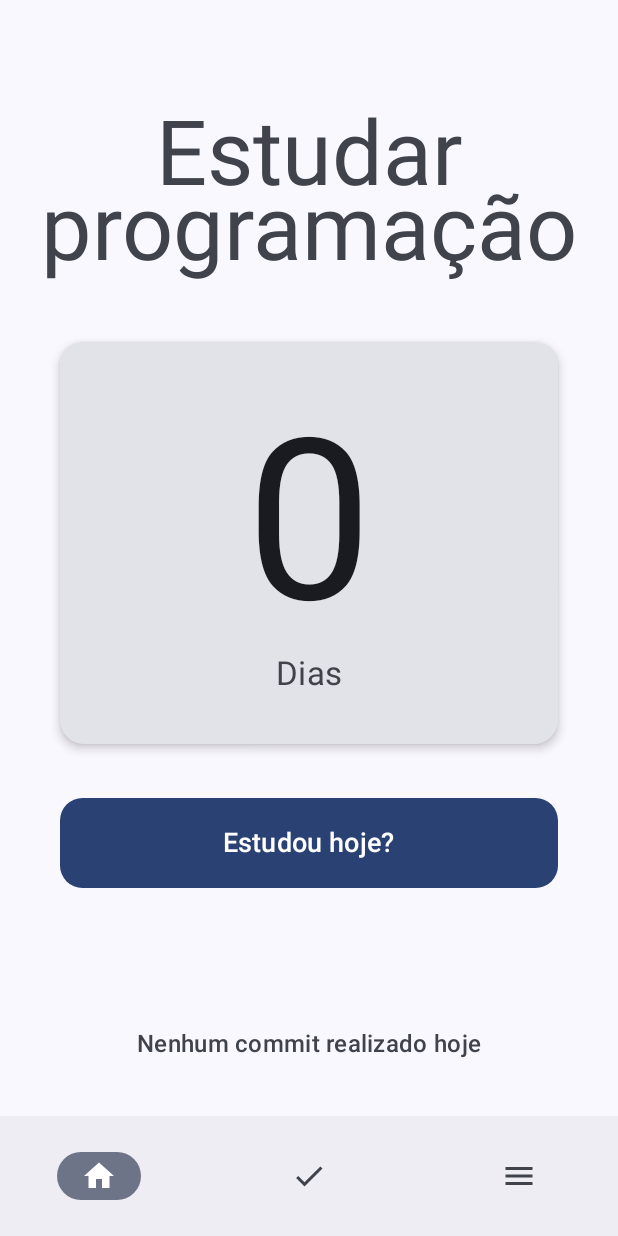
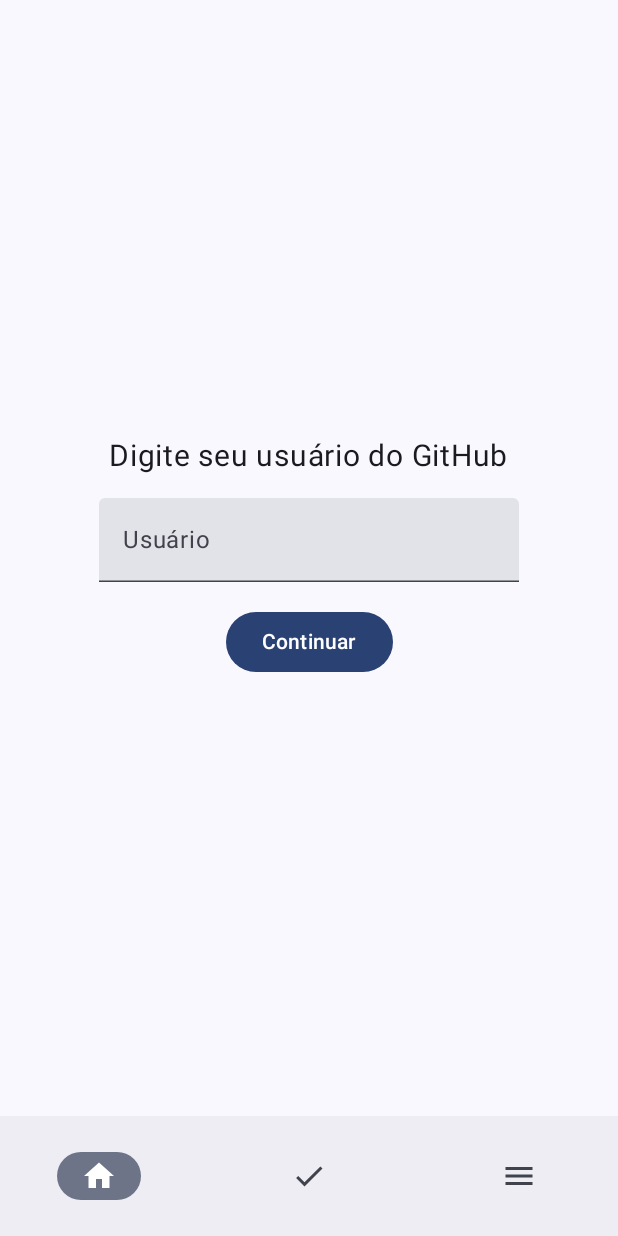
Before and after one commit to thiago-desenv/DayUp, an Android app built with Jetpack Compose: the screen it shows after launch (MainActivity), on a phone screen of 412 x 824 dp. Run offline under Robolectric (Android 15) with nearby library versions, the phone set to English and light mode, and no system bars; libraries missing offline, so code that uses them is left out: com.jakewharton.threetenabp; 1 statement that could not run was skipped.

Commit message:
Criado tela de inserção do usuário do github

```diff
--- a/app/src/main/java/com/example/dayup/data/AppPreferences.kt
+++ b/app/src/main/java/com/example/dayup/data/AppPreferences.kt
@@ -17,6 +17,7 @@
         private val THEME_KEY = booleanPreferencesKey("dar_theme")
         private val COUNTER_KEY = intPreferencesKey("counter")
         private val LAST_COMMIT_DATE_KEY = stringPreferencesKey("last_commit_date")
+        private val USERNAME_KEY = stringPreferencesKey("username")
     }
 
     suspend fun saveTheme(isDarkMode: Boolean) {
@@ -54,4 +55,16 @@
             preferences[LAST_COMMIT_DATE_KEY]?.let { LocalDate.parse(it) }
         }
     }
+
+    suspend fun saveUsername(username: String) {
+        context.dataStore.edit { preferences ->
+            preferences[USERNAME_KEY] = username
+        }
+    }
+
+    fun getUsername(): Flow<String> {
+        return context.dataStore.data.map { preferences ->
+            preferences[USERNAME_KEY] ?: ""
+        }
+    }
 }
--- a/app/src/main/java/com/example/dayup/ui/DayUpApp.kt
+++ b/app/src/main/java/com/example/dayup/ui/DayUpApp.kt
@@ -48,13 +48,24 @@
                     )
                 }
             ) { innerPadding ->
+                val username = viewModel.username.collectAsState().value
+                if(username.isBlank()) {
+                    UsernameScreen(
+                        modifier = Modifier.padding(innerPadding),
+                        onSaveUsername = { newUsername ->
+                            viewModel.setUsername(newUsername)
+                        }
+                    )
+                } else {
                     CounterScreen(
                         modifier = Modifier.padding(innerPadding),
                         taskTitle = viewModel.taskTitle.value,
                         count = count,
                         hasCommitToday = viewModel.hasCommitToday.value,
                         onCheckCommit = {
-                        viewModel.tryIncrementIfCommit("thiago-desenv") {
+                            val username = viewModel.username.value
+                            if(username.isNotBlank()) {
+                                viewModel.tryIncrementIfCommit(username) {
                                     scope.launch {
                                         if (snackbarHostState.currentSnackbarData == null) {
                                             snackbarHostState.showSnackbar("A verificação já foi realizada hoje")
@@ -62,7 +73,9 @@
                                     }
                                 }
                             }
+                        }
                     )
+                }
             }
         }
     }
--- /dev/null
+++ b/app/src/main/java/com/example/dayup/ui/UsernameScreen.kt
@@ -0,0 +1,49 @@
+package com.example.dayup.ui
+
+import androidx.compose.foundation.layout.Arrangement
+import androidx.compose.foundation.layout.Column
+import androidx.compose.foundation.layout.Spacer
+import androidx.compose.foundation.layout.fillMaxSize
+import androidx.compose.foundation.layout.height
+import androidx.compose.foundation.layout.padding
+import androidx.compose.material3.Button
+import androidx.compose.material3.Text
+import androidx.compose.material3.TextField
+import androidx.compose.runtime.Composable
+import androidx.compose.runtime.getValue
+import androidx.compose.runtime.mutableStateOf
+import androidx.compose.runtime.remember
+import androidx.compose.runtime.setValue
+import androidx.compose.ui.Alignment
+import androidx.compose.ui.Modifier
+import androidx.compose.ui.unit.dp
+import androidx.compose.ui.unit.sp
+
+@Composable
+fun UsernameScreen(modifier: Modifier, onSaveUsername: (String) -> Unit) {
+    var input by remember { mutableStateOf("") }
+
+    Column(
+        modifier = modifier
+            .fillMaxSize()
+            .padding(24.dp),
+        verticalArrangement = Arrangement.Center,
+        horizontalAlignment = Alignment.CenterHorizontally
+    ) {
+        Text("Digite seu usuário do GitHub", fontSize = 20.sp)
+        Spacer(modifier = Modifier.height(16.dp))
+        TextField(
+            value = input,
+            onValueChange = { input = it },
+            placeholder = { Text("Usuário") }
+        )
+        Spacer(modifier = Modifier.height(16.dp))
+        Button(onClick = {
+            if(input.isNotBlank()) {
+                onSaveUsername(input)
+            }
+        }) {
+            Text("Continuar")
+        }
+    }
+}
--- a/app/src/main/java/com/example/dayup/viewmodel/DayUpViewModel.kt
+++ b/app/src/main/java/com/example/dayup/viewmodel/DayUpViewModel.kt
@@ -28,6 +28,12 @@
         .stateIn(viewModelScope,
             SharingStarted.WhileSubscribed(5000),
             runBlocking { appPreferences.getCounter().first() }
+        )
+
+    var username: StateFlow<String> = appPreferences.getUsername()
+        .stateIn(viewModelScope,
+            SharingStarted.WhileSubscribed(5000),
+            runBlocking { appPreferences.getUsername().first() }
         )
 
     var hasCommitToday = mutableStateOf(false)
@@ -91,4 +97,10 @@
             }
         }
     }
+
+    fun setUsername(pUsername: String) {
+        viewModelScope.launch {
+            appPreferences.saveUsername(pUsername)
+        }
+    }
 }
```
Lines whose indentation alone changed are shown as unchanged.
